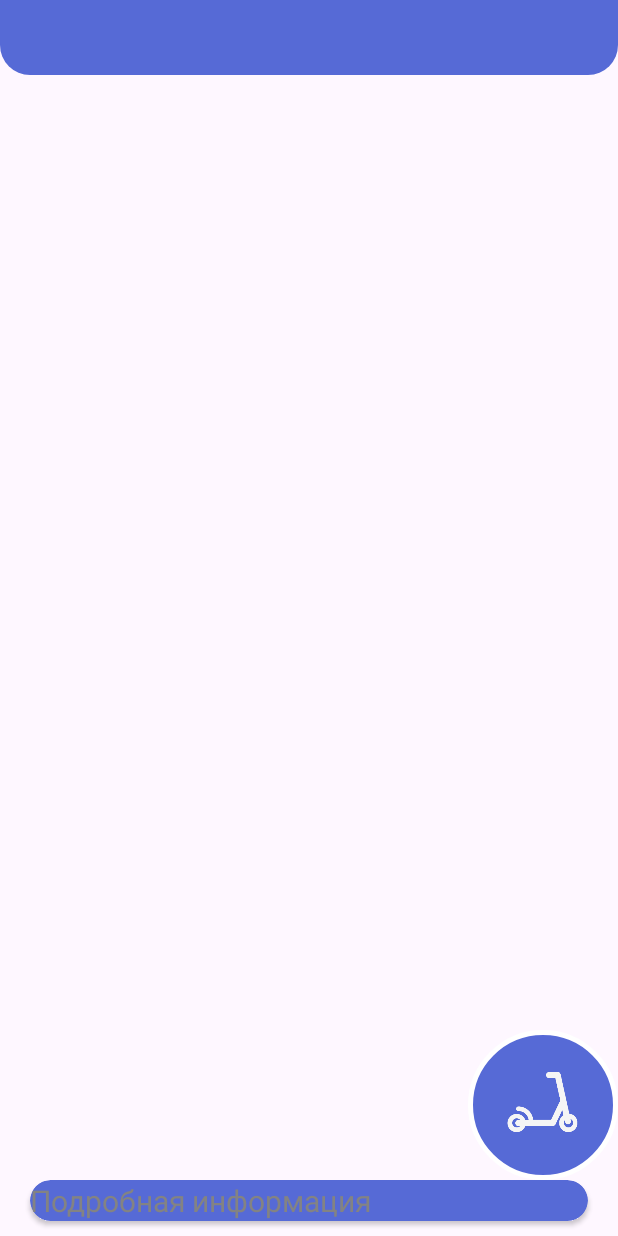
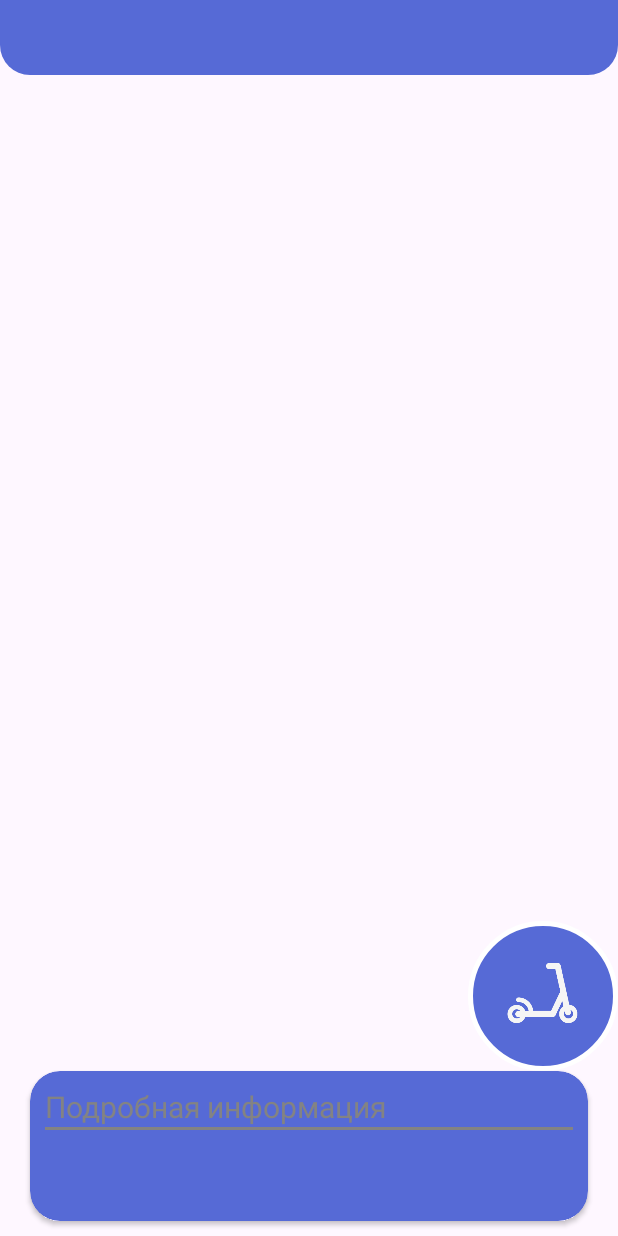
Before and after one commit to DimitrySavo/ScooterRentApp, an Android app: the screen it shows after launch (MainActivity), on a phone screen of 412 x 824 dp. Run offline under Robolectric (Android 15) with nearby library versions, the phone set to English and light mode, and no system bars.

Commit message:
Add separator in card view

```diff
--- a/app/src/main/res/layout/activity_main.xml
+++ b/app/src/main/res/layout/activity_main.xml
@@ -31,14 +31,14 @@
         android:layout_marginHorizontal="20dp"
         android:layout_marginBottom="10dp"
         android:layout_width="match_parent"
-        android:layout_height="wrap_content"
+        android:layout_height="100dp"
         android:orientation="vertical"
         app:cardCornerRadius="20dp"
-        android:backgroundTint="@color/blue"
-        android:padding="5dp">
+        android:backgroundTint="@color/blue">
         <androidx.constraintlayout.widget.ConstraintLayout
             android:layout_width="match_parent"
-            android:layout_height="match_parent">
+            android:layout_height="match_parent"
+            android:layout_margin="10dp">
                 <TextView
                     android:id="@+id/AdditionalInfoTV"
                     android:layout_width="match_parent"
@@ -48,13 +48,27 @@
                     android:text="Подробная информация"
                     android:textColor="@color/textGrey"
                     android:textSize="20sp"/>
-                <GridLayout
+
+                <androidx.constraintlayout.widget.Guideline
+                    android:id="@+id/cardGuideline"
+                    android:layout_width="wrap_content"
+                    android:layout_height="match_parent"
+                    android:orientation="vertical"
+                    app:layout_constraintGuide_percent="0.5"/>
+
+                <ImageView
                     android:layout_width="match_parent"
+                    android:layout_height="2dp"
+                    app:layout_constraintTop_toBottomOf="@id/AdditionalInfoTV"
+                    android:background="@color/textGrey"/>
+
+                <TextView
+                    android:layout_width="0dp"
                     android:layout_height="wrap_content"
-                    app:layout_constraintTop_toBottomOf="@id/AdditionalInfoTV"
-                    app:layout_constraintStart_toStartOf="parent">
+                    app:layout_constraintStart_toStartOf="parent"
+                    app:layout_constraintEnd_toStartOf="@id/cardGuideline">
 
-                </GridLayout>
+                </TextView>
 
         </androidx.constraintlayout.widget.ConstraintLayout>
 
```
